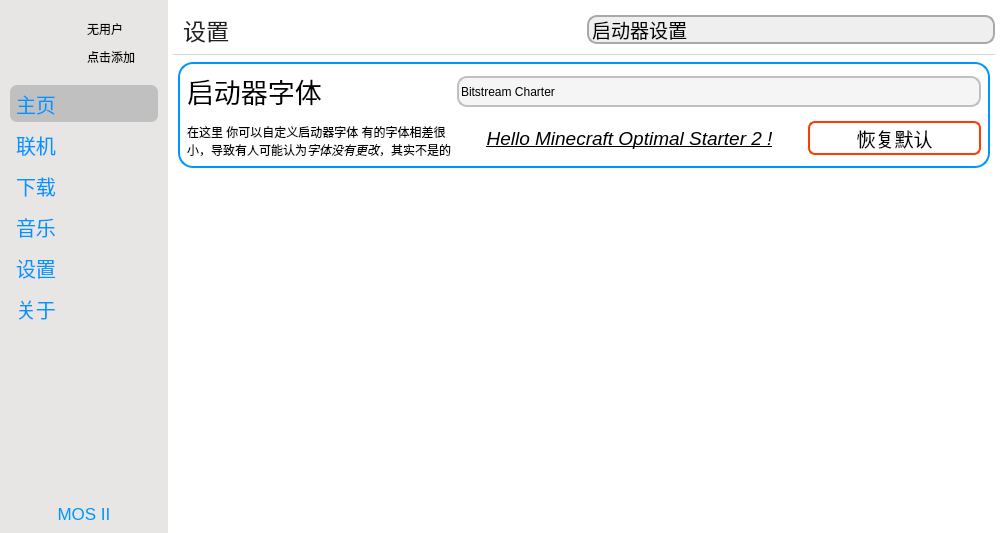
Above: UI/MOS_UI.ui from David-xian66/Minecraft-Optimal-Starter_2 before the change. Below: the same form after it.
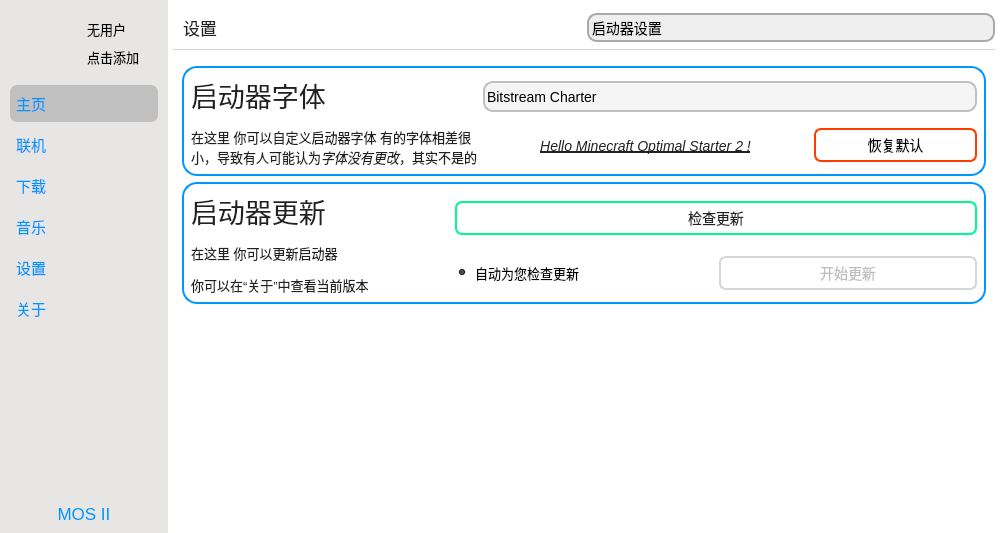
That is the form after the change. The open tabs and pages were chosen to show the change. Icons and pictures are not drawn.

Commit message: ui更新+公告获取优化

What changed in the file:
```diff
--- a/UI/MOS_UI.ui
+++ b/UI/MOS_UI.ui
@@ -2567,7 +2567,8 @@
       </widget>
       <widget class="QWidget" name="page_5">
        <property name="styleSheet">
-        <string notr="true">QComboBox {
+        <string notr="true">QLabel{border-style:none;color:rgb(33, 33, 33);background-color: rgba(255, 255, 255, 0);}
+QComboBox {
     border: 2px solid rgb(169, 169, 169); /* border: 宽度 线类型 颜色 */
     height:25px;
     /*background-color: rgba(0, 150, 255, 150);*/
@@ -2646,29 +2647,49 @@
         <property name="bottomMargin">
          <number>0</number>
         </property>
-        <item row="1" column="1">
-         <widget class="QComboBox" name="comboBox">
-          <property name="font">
-           <font>
-            <pointsize>14</pointsize>
-           </font>
+        <item row="0" column="0" colspan="2">
+         <spacer name="horizontalSpacer_6">
+          <property name="orientation">
+           <enum>Qt::Horizontal</enum>
           </property>
+          <property name="sizeHint" stdset="0">
+           <size>
+            <width>832</width>
+            <height>13</height>
+           </size>
+          </property>
+         </spacer>
+        </item>
+        <item row="2" column="0" colspan="2">
+         <widget class="Line" name="line_5">
           <property name="styleSheet">
-           <string notr="true"/>
+           <string notr="true">color:rgb(214, 214, 214)</string>
           </property>
-          <item>
-           <property name="text">
-            <string>启动器设置</string>
-           </property>
-          </item>
-          <item>
-           <property name="text">
-            <string>游戏设置</string>
-           </property>
-          </item>
+          <property name="frameShadow">
+           <enum>QFrame::Plain</enum>
+          </property>
+          <property name="midLineWidth">
+           <number>1</number>
+          </property>
+          <property name="orientation">
+           <enum>Qt::Horizontal</enum>
+          </property>
          </widget>
         </item>
-        <item row="6" column="0" colspan="2">
+        <item row="1" column="0">
+         <widget class="QLabel" name="label_15">
+          <property name="styleSheet">
+           <string notr="true">font-size: 17px;</string>
+          </property>
+          <property name="text">
+           <string>设置</string>
+          </property>
+          <property name="indent">
+           <number>10</number>
+          </property>
+         </widget>
+        </item>
+        <item row="3" column="0" colspan="2">
          <widget class="QStackedWidget" name="stackedWidget">
           <property name="styleSheet">
            <string notr="true">background-color: rgba(255, 255, 255, 0);</string>
@@ -2706,43 +2727,20 @@
                 <rect>
                  <x>0</x>
                  <y>0</y>
-                 <width>822</width>
-                 <height>456</height>
+                 <width>377</width>
+                 <height>798</height>
                 </rect>
                </property>
                <property name="styleSheet">
                 <string notr="true">background-color: rgba(255, 255, 255, 0);</string>
                </property>
                <layout class="QGridLayout" name="gridLayout_23">
-                <property name="leftMargin">
-                 <number>5</number>
-                </property>
-                <property name="topMargin">
-                 <number>0</number>
-                </property>
-                <property name="rightMargin">
-                 <number>5</number>
-                </property>
-                <property name="bottomMargin">
-                 <number>0</number>
-                </property>
-                <item row="6" column="0" colspan="2">
-                 <spacer name="verticalSpacer_8">
-                  <property name="orientation">
-                   <enum>Qt::Vertical</enum>
-                  </property>
-                  <property name="sizeHint" stdset="0">
-                   <size>
-                    <width>20</width>
-                    <height>40</height>
-                   </size>
-                  </property>
-                 </spacer>
-                </item>
-                <item row="3" column="0" colspan="2">
+                <item row="0" column="0">
                  <widget class="QWidget" name="widget" native="true">
                   <property name="styleSheet">
                    <string notr="true">QWidget{background-color: rgba(255, 255, 255, 0);border-radius:15px;border: 2px solid rgb(0, 150, 255);}
+QLabel{border-style:none;}
+#label_6{text-decoration: underline;}
 QComboBox {
 	border: 2px solid rgb(192, 192, 192); /* border: 宽度 线类型 颜色 */
 	height:27px;
@@ -2802,10 +2800,50 @@
 QPushButton::pressed{background-color: rgba(255, 0, 0, 100);}</string>
                   </property>
                   <layout class="QGridLayout" name="gridLayout_24">
+                   <item row="1" column="3">
+                    <widget class="QPushButton" name="pushButton_11">
+                     <property name="sizePolicy">
+                      <sizepolicy hsizetype="Minimum" vsizetype="Fixed">
+                       <horstretch>0</horstretch>
+                       <verstretch>0</verstretch>
+                      </sizepolicy>
+                     </property>
+                     <property name="minimumSize">
+                      <size>
+                       <width>0</width>
+                       <height>0</height>
+                      </size>
+                     </property>
+                     <property name="sizeIncrement">
+                      <size>
+                       <width>0</width>
+                       <height>0</height>
+                      </size>
+                     </property>
+                     <property name="baseSize">
+                      <size>
+                       <width>0</width>
+                       <height>0</height>
+                      </size>
+                     </property>
+                     <property name="styleSheet">
+                      <string notr="true">font-size: 14px;</string>
+                     </property>
+                     <property name="text">
+                      <string>恢复默认</string>
+                     </property>
+                     <property name="iconSize">
+                      <size>
+                       <width>16</width>
+                       <height>16</height>
+                      </size>
+                     </property>
+                    </widget>
+                   </item>
                    <item row="0" column="0" rowspan="2">
                     <widget class="QLabel" name="label_4">
                      <property name="styleSheet">
-                      <string notr="true">border-style:none;</string>
+                      <string notr="true">font-size: 13px;</string>
                      </property>
                      <property name="text">
                       <string>&lt;html&gt;&lt;head/&gt;&lt;body style=&quot;line-height:1px;&quot;&gt;&lt;p style=&quot;line-height:1px;&quot;&gt;&lt;span style=&quot; font-size:20pt;&quot;&gt;启动器字体&lt;/span&gt;&lt;/p&gt;&lt;p  style=&quot;line-height:1px;&quot;&gt;在这里 你可以自定义启动器字体 有的字体相差很小，导致有人可能认为&lt;span style=&quot; font-style:italic;line-height:1px;&quot;&gt;字体没有更改&lt;/span&gt;，其实不是的&lt;/p&gt;&lt;/body&gt;&lt;/html&gt;</string>
@@ -2824,12 +2862,30 @@
                      </property>
                     </widget>
                    </item>
+                   <item row="1" column="1" colspan="2">
+                    <widget class="QLabel" name="label_6">
+                     <property name="font">
+                      <font>
+                       <pointsize>-1</pointsize>
+                       <italic>true</italic>
+                       <underline>true</underline>
+                      </font>
+                     </property>
+                     <property name="styleSheet">
+                      <string notr="true">font-size: 14px;</string>
+                     </property>
+                     <property name="text">
+                      <string>Hello Minecraft Optimal Starter 2 !</string>
+                     </property>
+                     <property name="alignment">
+                      <set>Qt::AlignCenter</set>
+                     </property>
+                    </widget>
+                   </item>
                    <item row="0" column="1" colspan="3">
                     <widget class="QFontComboBox" name="fontComboBox">
-                     <property name="font">
-                      <font>
-                       <pointsize>14</pointsize>
-                      </font>
+                     <property name="styleSheet">
+                      <string notr="true">font-size: 14px;</string>
                      </property>
                      <property name="editable">
                       <bool>true</bool>
@@ -2845,8 +2901,310 @@
                      </property>
                     </widget>
                    </item>
-                   <item row="1" column="3">
-                    <widget class="QPushButton" name="pushButton_11">
+                  </layout>
+                 </widget>
+                </item>
+                <item row="1" column="0">
+                 <widget class="QWidget" name="widget_4" native="true">
+                  <property name="styleSheet">
+                   <string notr="true">QWidget{background-color: rgba(255, 255, 255, 0);border-radius:15px;border: 2px solid rgb(0, 150, 255);}
+QLabel{border-style:none;}
+QComboBox {
+	border: 2px solid rgb(192, 192, 192); /* border: 宽度 线类型 颜色 */
+	height:27px;
+	background-color: rgba(235, 235, 235, 128);
+	border-radius:10px;
+}
+
+/*下拉框的样式*/
+QComboBox QAbstractItemView 
+{
+    outline: 0px solid gray;  /*取消选中虚线*/
+    border: 1px solid rgb(31, 156, 255);
+    color: rgb(66, 66, 66);
+    background-color: rgb(255, 255, 255);
+    selection-background-color: rgb(0, 150, 255);
+	border-radius:5px;
+	height:150px;
+}
+ /*选中每一项高度*/
+QComboBox QAbstractItemView::item
+{ 
+	height: 25px;
+	border-radius:5px;
+ }
+/*选中每一项的字体颜色和背景颜色*/
+QComboBox QAbstractItemView::item:selected 
+{
+    color: rgb(31,163,246);
+	background-color: rgb(0, 150, 255);
+	border-radius:5px;
+}
+/*QComboBox::down-arrow
+是 右面那个 
+*/
+
+
+
+/* QComboBox中的垂直滚动条 */
+QComboBox QAbstractScrollArea QScrollBar:vertical {
+	width: 10px;
+	height: 8px;
+	background-color: #d0d2d4;   /* 空白区域的背景色*/
+	border-style:none;
+}
+
+QComboBox QAbstractScrollArea QScrollBar::handle:vertical {
+    border-radius: 5px;   /* 圆角 */
+    background: rgb(160,160,160);   /* 小方块的背景色深灰lightblue */
+}
+
+QComboBox QAbstractScrollArea QScrollBar::handle:vertical:hover {
+    background: rgb(255, 255, 255);   /* 越过小方块的背景色*/
+}
+
+#pushButton_20{height:30px;background-color: rgba(255, 255, 255,0);border-radius:7px;border:2px solid rgb(255, 59, 0);}
+#pushButton_20::hover{color: rgb(255, 59, 0)}
+#pushButton_20::pressed{background-color: rgba(255, 0, 0, 100);}
+
+#pushButton_19{height:30px;background-color: rgba(255, 255, 255,0);border-radius:7px;border:2px solid rgb(0, 250, 146);color: rgb(33, 33, 33);}
+#pushButton_19::hover{color: rgb(0, 250, 146);}
+#pushButton_19::pressed{background-color: rgb(128, 255, 202);color: rgb(255, 255, 255);}
+
+/*禁用*/
+#pushButton_20:disabled{border-radius: 7px;border:2px solid rgb(214, 214, 214);}
+
+QRadioButton{border-style:none;}</string>
+                  </property>
+                  <layout class="QGridLayout" name="gridLayout_29">
+                   <item row="1" column="1" colspan="2">
+                    <widget class="QPushButton" name="pushButton_19">
+                     <property name="styleSheet">
+                      <string notr="true">font-size: 14px;</string>
+                     </property>
+                     <property name="text">
+                      <string>检查更新</string>
+                     </property>
+                    </widget>
+                   </item>
+                   <item row="1" column="0" rowspan="2">
+                    <widget class="QLabel" name="label_5">
+                     <property name="sizePolicy">
+                      <sizepolicy hsizetype="Preferred" vsizetype="Ignored">
+                       <horstretch>0</horstretch>
+                       <verstretch>0</verstretch>
+                      </sizepolicy>
+                     </property>
+                     <property name="styleSheet">
+                      <string notr="true">font-size: 13px;</string>
+                     </property>
+                     <property name="text">
+                      <string>&lt;html&gt;&lt;head/&gt;&lt;body&gt;&lt;p&gt;&lt;span style=&quot; font-size:20pt;&quot;&gt;启动器更新&lt;/span&gt;&lt;/p&gt;&lt;p&gt;在这里 你可以更新启动器&lt;/p&gt;&lt;p&gt;你可以在“关于”中查看当前版本&lt;/p&gt;&lt;/body&gt;&lt;/html&gt;</string>
+                     </property>
+                     <property name="scaledContents">
+                      <bool>false</bool>
+                     </property>
+                     <property name="alignment">
+                      <set>Qt::AlignLeading|Qt::AlignLeft|Qt::AlignVCenter</set>
+                     </property>
+                     <property name="wordWrap">
+                      <bool>true</bool>
+                     </property>
+                     <property name="textInteractionFlags">
+                      <set>Qt::LinksAccessibleByMouse</set>
+                     </property>
+                    </widget>
+                   </item>
+                   <item row="2" column="1">
+                    <widget class="QRadioButton" name="radioButton">
+                     <property name="layoutDirection">
+                      <enum>Qt::LeftToRight</enum>
+                     </property>
+                     <property name="styleSheet">
+                      <string notr="true">font-size: 13px;</string>
+                     </property>
+                     <property name="text">
+                      <string>自动为您检查更新</string>
+                     </property>
+                     <property name="checked">
+                      <bool>true</bool>
+                     </property>
+                     <property name="autoRepeat">
+                      <bool>false</bool>
+                     </property>
+                    </widget>
+                   </item>
+                   <item row="2" column="2">
+                    <widget class="QPushButton" name="pushButton_20">
+                     <property name="enabled">
+                      <bool>false</bool>
+                     </property>
+                     <property name="styleSheet">
+                      <string notr="true">font-size: 14px;</string>
+                     </property>
+                     <property name="text">
+                      <string>开始更新</string>
+                     </property>
+                    </widget>
+                   </item>
+                  </layout>
+                 </widget>
+                </item>
+                <item row="2" column="0">
+                 <spacer name="verticalSpacer_8">
+                  <property name="orientation">
+                   <enum>Qt::Vertical</enum>
+                  </property>
+                  <property name="sizeHint" stdset="0">
+                   <size>
+                    <width>20</width>
+                    <height>40</height>
+                   </size>
+                  </property>
+                 </spacer>
+                </item>
+               </layout>
+              </widget>
+             </widget>
+            </item>
+           </layout>
+          </widget>
+          <widget class="QWidget" name="page_7">
+           <layout class="QGridLayout" name="gridLayout_32">
+            <property name="leftMargin">
+             <number>0</number>
+            </property>
+            <property name="topMargin">
+             <number>0</number>
+            </property>
+            <property name="rightMargin">
+             <number>0</number>
+            </property>
+            <property name="bottomMargin">
+             <number>0</number>
+            </property>
+            <property name="horizontalSpacing">
+             <number>-1</number>
+            </property>
+            <item row="0" column="0">
+             <widget class="QScrollArea" name="scrollArea_2">
+              <property name="styleSheet">
+               <string notr="true">border-style:none;background-color: rgba(255, 255, 255, 0);</string>
+              </property>
+              <property name="widgetResizable">
+               <bool>true</bool>
+              </property>
+              <widget class="QWidget" name="scrollAreaWidgetContents_3">
+               <property name="geometry">
+                <rect>
+                 <x>0</x>
+                 <y>0</y>
+                 <width>245</width>
+                 <height>829</height>
+                </rect>
+               </property>
+               <property name="styleSheet">
+                <string notr="true">background-color: rgba(255, 255, 255, 0);</string>
+               </property>
+               <layout class="QGridLayout" name="gridLayout_30">
+                <item row="0" column="0">
+                 <widget class="QWidget" name="widget_15" native="true">
+                  <property name="styleSheet">
+                   <string notr="true">QWidget{background-color: rgba(255, 255, 255, 0);border-radius:15px;border: 2px solid rgb(0, 150, 255);}
+QLabel{border-style:none;}
+#label_6{text-decoration: underline;}
+QComboBox {
+	border: 2px solid rgb(192, 192, 192); /* border: 宽度 线类型 颜色 */
+	height:27px;
+	background-color: rgba(235, 235, 235, 128);
+	border-radius:10px;
+}
+
+/*下拉框的样式*/
+QComboBox QAbstractItemView 
+{
+    outline: 0px solid gray;  /*取消选中虚线*/
+    border: 1px solid rgb(31, 156, 255);
+    color: rgb(66, 66, 66);
+    background-color: rgb(255, 255, 255);
+    selection-background-color: rgb(0, 150, 255);
+	border-radius:5px;
+	height:150px;
+}
+ /*选中每一项高度*/
+QComboBox QAbstractItemView::item
+{ 
+	height: 25px;
+	border-radius:5px;
+ }
+/*选中每一项的字体颜色和背景颜色*/
+QComboBox QAbstractItemView::item:selected 
+{
+    color: rgb(31,163,246);
+	background-color: rgb(0, 150, 255);
+	border-radius:5px;
+}
+/*QComboBox::down-arrow
+是 右面那个 
+*/
+
+
+
+/* QComboBox中的垂直滚动条 */
+QComboBox QAbstractScrollArea QScrollBar:vertical {
+	width: 10px;
+	height: 8px;
+	background-color: #d0d2d4;   /* 空白区域的背景色*/
+	border-style:none;
+}
+
+QComboBox QAbstractScrollArea QScrollBar::handle:vertical {
+    border-radius: 5px;   /* 圆角 */
+    background: rgb(160,160,160);   /* 小方块的背景色深灰lightblue */
+}
+
+QComboBox QAbstractScrollArea QScrollBar::handle:vertical:hover {
+    background: rgb(255, 255, 255);   /* 越过小方块的背景色*/
+}
+
+QPushButton{height:30px;background-color: rgba(255, 255, 255,0);border-radius:7px;border:2px solid rgb(255, 59, 0);}
+QPushButton::hover{color: rgb(255, 59, 0)}
+QPushButton::pressed{background-color: rgba(255, 0, 0, 100);}</string>
+                  </property>
+                  <layout class="QGridLayout" name="gridLayout_31">
+                   <item row="0" column="0" rowspan="3">
+                    <widget class="QLabel" name="label_14">
+                     <property name="styleSheet">
+                      <string notr="true">font-size: 13px;</string>
+                     </property>
+                     <property name="text">
+                      <string>&lt;html&gt;&lt;head/&gt;&lt;body&gt;&lt;p&gt;&lt;span style=&quot; font-size:20pt;&quot;&gt;Java设置&lt;/span&gt;&lt;/p&gt;&lt;p&gt;在这里 你可以设置启动游戏时使用的Java 建议选择 &lt;span style=&quot; font-style:italic;&quot;&gt;让MOS为您自动选择&lt;/span&gt;&lt;/p&gt;&lt;p&gt;注意：&lt;span style=&quot; font-weight:600;&quot;&gt;不要使用&lt;/span&gt;&lt;span style=&quot; font-weight:600; font-style:italic;&quot;&gt;网易启动器&lt;/span&gt;&lt;span style=&quot; font-weight:600;&quot;&gt;的Java 、&lt;/span&gt;&lt;span style=&quot; font-weight:600; font-style:italic;&quot;&gt;1.17&lt;/span&gt;&lt;span style=&quot; font-weight:600;&quot;&gt;及以上版本需用&lt;/span&gt;&lt;span style=&quot; font-weight:600; font-style:italic;&quot;&gt;Java16&lt;/span&gt;&lt;span style=&quot; font-weight:600;&quot;&gt;及以上版本 1.17一下需用Java8&lt;/span&gt;&lt;/p&gt;&lt;/body&gt;&lt;/html&gt;</string>
+                     </property>
+                     <property name="scaledContents">
+                      <bool>false</bool>
+                     </property>
+                     <property name="alignment">
+                      <set>Qt::AlignLeading|Qt::AlignLeft|Qt::AlignVCenter</set>
+                     </property>
+                     <property name="wordWrap">
+                      <bool>true</bool>
+                     </property>
+                     <property name="textInteractionFlags">
+                      <set>Qt::LinksAccessibleByMouse</set>
+                     </property>
+                    </widget>
+                   </item>
+                   <item row="0" column="2" rowspan="2">
+                    <widget class="QComboBox" name="comboBox_7">
+                     <item>
+                      <property name="text">
+                       <string>让MOS自动为您选择</string>
+                      </property>
+                     </item>
+                    </widget>
+                   </item>
+                   <item row="2" column="2">
+                    <widget class="QPushButton" name="pushButton_21">
                      <property name="sizePolicy">
                       <sizepolicy hsizetype="Minimum" vsizetype="Fixed">
                        <horstretch>0</horstretch>
@@ -2871,13 +3229,8 @@
                        <height>0</height>
                       </size>
                      </property>
-                     <property name="font">
-                      <font>
-                       <pointsize>14</pointsize>
-                      </font>
-                     </property>
                      <property name="styleSheet">
-                      <string notr="true"/>
+                      <string notr="true">font-size: 14px;</string>
                      </property>
                      <property name="text">
                       <string>恢复默认</string>
@@ -2890,26 +3243,6 @@
                      </property>
                     </widget>
                    </item>
-                   <item row="1" column="1" colspan="2">
-                    <widget class="QLabel" name="label_6">
-                     <property name="font">
-                      <font>
-                       <pointsize>14</pointsize>
-                       <italic>true</italic>
-                       <underline>true</underline>
-                      </font>
-                     </property>
-                     <property name="styleSheet">
-                      <string notr="true">border-style:none;</string>
-                     </property>
-                     <property name="text">
-                      <string>Hello Minecraft Optimal Starter 2 !</string>
-                     </property>
-                     <property name="alignment">
-                      <set>Qt::AlignCenter</set>
-                     </property>
-                    </widget>
-                   </item>
                   </layout>
                  </widget>
                 </item>
@@ -2921,53 +3254,23 @@
           </widget>
          </widget>
         </item>
-        <item row="1" column="0">
-         <widget class="QLabel" name="label_15">
-          <property name="font">
-           <font>
-            <pointsize>17</pointsize>
-           </font>
-          </property>
+        <item row="1" column="1">
+         <widget class="QComboBox" name="comboBox">
           <property name="styleSheet">
-           <string notr="true">border-style:none;color:rgb(33, 33, 33);background-color: rgba(255, 255, 255, 0);</string>
+           <string notr="true">font-size: 14px;</string>
           </property>
-          <property name="text">
-           <string>设置</string>
-          </property>
-          <property name="indent">
-           <number>10</number>
-          </property>
+          <item>
+           <property name="text">
+            <string>启动器设置</string>
+           </property>
+          </item>
+          <item>
+           <property name="text">
+            <string>全局游戏设置</string>
+           </property>
+          </item>
          </widget>
         </item>
-        <item row="3" column="0" rowspan="2" colspan="2">
-         <widget class="Line" name="line_5">
-          <property name="styleSheet">
-           <string notr="true">color:rgb(214, 214, 214)</string>
-          </property>
-          <property name="frameShadow">
-           <enum>QFrame::Plain</enum>
-          </property>
-          <property name="midLineWidth">
-           <number>1</number>
-          </property>
-          <property name="orientation">
-           <enum>Qt::Horizontal</enum>
-          </property>
-         </widget>
-        </item>
-        <item row="0" column="0" colspan="2">
-         <spacer name="horizontalSpacer_6">
-          <property name="orientation">
-           <enum>Qt::Horizontal</enum>
-          </property>
-          <property name="sizeHint" stdset="0">
-           <size>
-            <width>832</width>
-            <height>13</height>
-           </size>
-          </property>
-         </spacer>
-        </item>
        </layout>
       </widget>
       <widget class="QWidget" name="page_6">
@@ -3370,7 +3673,9 @@
        <item>
         <widget class="QWidget" name="widget_mos_left_top" native="true">
          <property name="styleSheet">
-          <string notr="true">QWidget
+          <string notr="true">#label_mos_left_top_user{background-color: rgba(255, 255, 255, 0);}
+#label_mos_left_top_add{background-color: rgba(255, 255, 255, 0);}
+QWidget
 {
 	background-color: rgb(231, 230, 228);
 	border-style:none;
@@ -3397,7 +3702,7 @@
           <item row="1" column="1">
            <widget class="QLabel" name="label_mos_left_top_add">
             <property name="styleSheet">
-             <string notr="true">background-color: rgba(255, 255, 255, 0);</string>
+             <string notr="true">font-size: 13px;</string>
             </property>
             <property name="text">
              <string>点击添加</string>
@@ -3427,7 +3732,7 @@
           <item row="0" column="1">
            <widget class="QLabel" name="label_mos_left_top_user">
             <property name="styleSheet">
-             <string notr="true">background-color: rgba(255, 255, 255, 0);</string>
+             <string notr="true">font-size: 13px;</string>
             </property>
             <property name="text">
              <string>无用户</string>
@@ -3455,11 +3760,6 @@
            <height>0</height>
           </size>
          </property>
-         <property name="font">
-          <font>
-           <pointsize>15</pointsize>
-          </font>
-         </property>
          <property name="focusPolicy">
           <enum>Qt::TabFocus</enum>
          </property>
@@ -3467,7 +3767,7 @@
           <enum>Qt::LeftToRight</enum>
          </property>
          <property name="styleSheet">
-          <string notr="true"/>
+          <string notr="true">font-size: 15px;</string>
          </property>
          <property name="text">
           <string>主页</string>
@@ -3492,13 +3792,8 @@
            <height>0</height>
           </size>
          </property>
-         <property name="font">
-          <font>
-           <pointsize>15</pointsize>
-          </font>
-         </property>
          <property name="styleSheet">
-          <string notr="true"/>
+          <string notr="true">font-size: 15px;</string>
          </property>
          <property name="text">
           <string>联机</string>
@@ -3523,13 +3818,8 @@
            <height>0</height>
           </size>
          </property>
-         <property name="font">
-          <font>
-           <pointsize>15</pointsize>
-          </font>
-         </property>
          <property name="styleSheet">
-          <string notr="true"/>
+          <string notr="true">font-size: 15px;</string>
          </property>
          <property name="text">
           <string>下载</string>
@@ -3554,13 +3844,8 @@
            <height>0</height>
           </size>
          </property>
-         <property name="font">
-          <font>
-           <pointsize>15</pointsize>
-          </font>
-         </property>
          <property name="styleSheet">
-          <string notr="true"/>
+          <string notr="true">font-size: 15px;</string>
          </property>
          <property name="text">
           <string>音乐</string>
@@ -3585,13 +3870,8 @@
            <height>0</height>
           </size>
          </property>
-         <property name="font">
-          <font>
-           <pointsize>15</pointsize>
-          </font>
-         </property>
          <property name="styleSheet">
-          <string notr="true"/>
+          <string notr="true">font-size: 15px;</string>
          </property>
          <property name="text">
           <string>设置</string>
@@ -3616,13 +3896,8 @@
            <height>0</height>
           </size>
          </property>
-         <property name="font">
-          <font>
-           <pointsize>15</pointsize>
-          </font>
-         </property>
          <property name="styleSheet">
-          <string notr="true"/>
+          <string notr="true">font-size: 15px;</string>
          </property>
          <property name="text">
           <string>关于</string>
```
Left out of the diff: 372 changed lines with no effect on the pictures. The commit also changes 6 other files.
